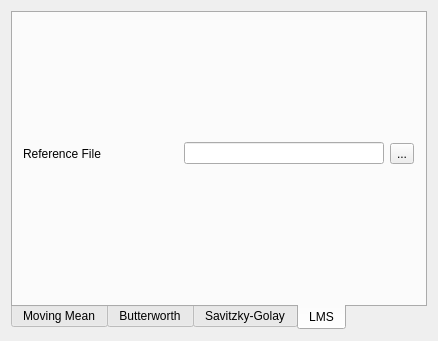
Before: the Qt Designer form src/View/MainWindow/baselineform.ui in TurboMiki/ecg_app, drawn with Qt 5.
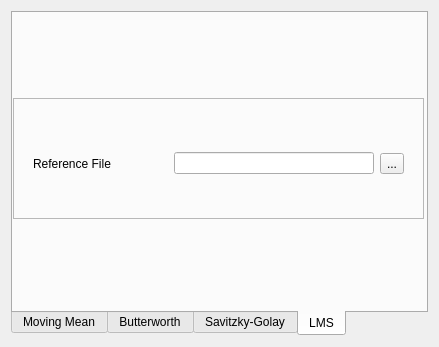
After: the same form once the commit is applied.

Patch:
```diff
--- a/src/View/MainWindow/baselineform.ui
+++ b/src/View/MainWindow/baselineform.ui
@@ -7,7 +7,7 @@
     <x>0</x>
     <y>0</y>
     <width>438</width>
-    <height>341</height>
+    <height>347</height>
    </rect>
   </property>
   <property name="windowTitle">
@@ -16,6 +16,24 @@
   <layout class="QVBoxLayout" name="verticalLayout">
    <item>
     <widget class="QTabWidget" name="FilterTab">
+     <property name="sizePolicy">
+      <sizepolicy hsizetype="Fixed" vsizetype="Fixed">
+       <horstretch>0</horstretch>
+       <verstretch>0</verstretch>
+      </sizepolicy>
+     </property>
+     <property name="minimumSize">
+      <size>
+       <width>417</width>
+       <height>325</height>
+      </size>
+     </property>
+     <property name="maximumSize">
+      <size>
+       <width>417</width>
+       <height>325</height>
+      </size>
+     </property>
      <property name="tabPosition">
       <enum>QTabWidget::TabPosition::South</enum>
      </property>
@@ -427,13 +445,53 @@
       <attribute name="title">
        <string>LMS</string>
       </attribute>
+      <widget class="QWidget" name="verticalLayoutWidget_3">
+       <property name="geometry">
+        <rect>
+         <x>0</x>
+         <y>0</y>
+         <width>411</width>
+         <height>281</height>
+        </rect>
+       </property>
+       <layout class="QVBoxLayout" name="verticalLayout_4">
+        <item>
+         <spacer name="verticalSpacer">
+          <property name="orientation">
+           <enum>Qt::Orientation::Vertical</enum>
+          </property>
+          <property name="sizeType">
+           <enum>QSizePolicy::Policy::Fixed</enum>
+          </property>
+          <property name="sizeHint" stdset="0">
+           <size>
+            <width>20</width>
+            <height>85</height>
+           </size>
+          </property>
+         </spacer>
+        </item>
+        <item>
+         <widget class="QFrame" name="frame_4">
+          <property name="sizePolicy">
+           <sizepolicy hsizetype="Preferred" vsizetype="Preferred">
+            <horstretch>0</horstretch>
+            <verstretch>0</verstretch>
+           </sizepolicy>
+          </property>
+          <property name="frameShape">
+           <enum>QFrame::Shape::StyledPanel</enum>
+          </property>
+          <property name="frameShadow">
+           <enum>QFrame::Shadow::Raised</enum>
+          </property>
       <widget class="QWidget" name="horizontalLayoutWidget_5">
        <property name="geometry">
         <rect>
          <x>0</x>
-         <y>0</y>
+             <y>10</y>
          <width>411</width>
-         <height>281</height>
+             <height>111</height>
         </rect>
        </property>
        <layout class="QHBoxLayout" name="horizontalLayout_7">
@@ -447,7 +505,7 @@
           </property>
           <property name="sizeHint" stdset="0">
            <size>
-            <width>10</width>
+                <width>20</width>
             <height>20</height>
            </size>
           </property>
@@ -496,8 +554,28 @@
           </property>
           <property name="sizeHint" stdset="0">
            <size>
-            <width>10</width>
+                <width>20</width>
             <height>20</height>
+               </size>
+              </property>
+             </spacer>
+            </item>
+           </layout>
+          </widget>
+         </widget>
+        </item>
+        <item>
+         <spacer name="verticalSpacer_2">
+          <property name="orientation">
+           <enum>Qt::Orientation::Vertical</enum>
+          </property>
+          <property name="sizeType">
+           <enum>QSizePolicy::Policy::Fixed</enum>
+          </property>
+          <property name="sizeHint" stdset="0">
+           <size>
+            <width>20</width>
+            <height>75</height>
            </size>
           </property>
          </spacer>
```
Left out of the diff: 252 changed lines with no effect on the pictures. Lines whose indentation alone changed are shown as unchanged.
